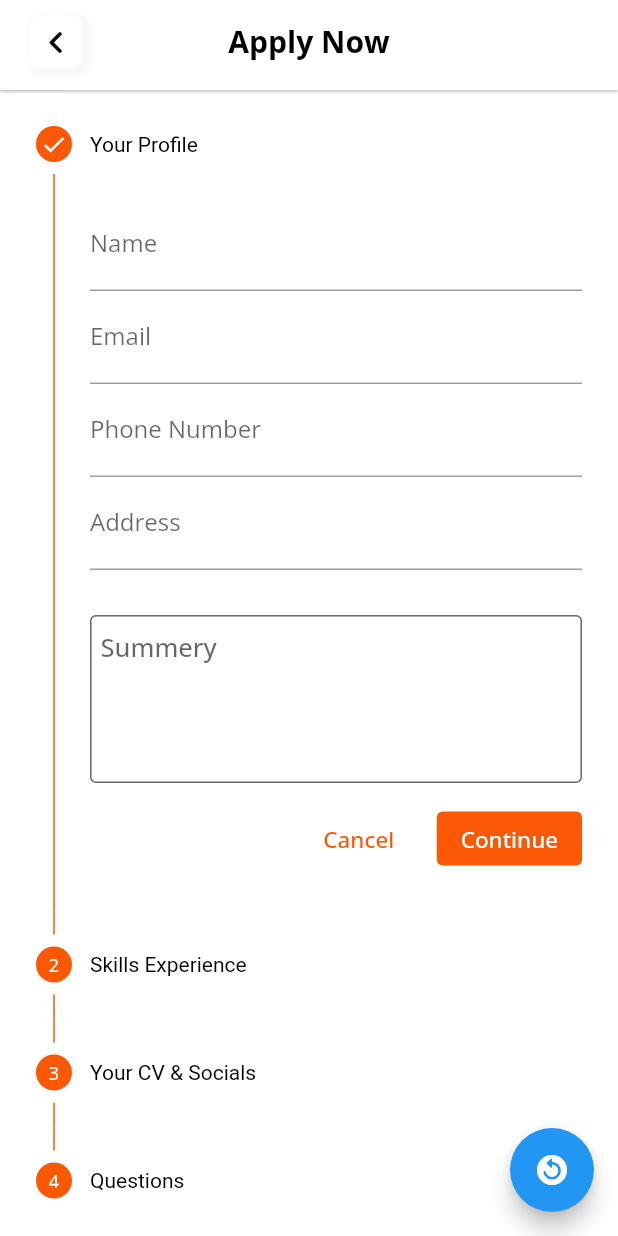
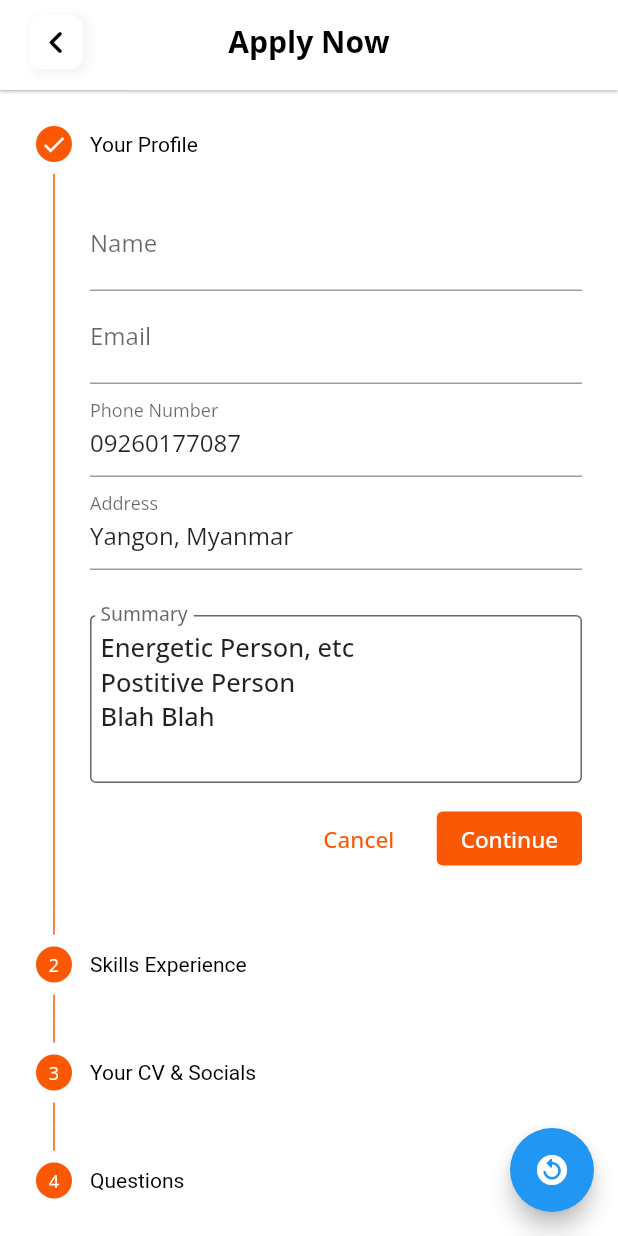
Before and after one commit to thetooaung07/job-portal, a Flutter app: the JobApplyPage screen opened by its route, after a tap on "Cancel", on a phone screen of 412 x 824 dp. Run offline on Flutter 3.47's test engine with Material 2 defaults, Android fonts, the phone set to English and light mode, and no system bars; our stand-ins replace cloud_firestore, file_picker, firebase_auth, firebase_core, firebase_storage, flutter_svg and 3 more; accounts and stored records are empty; statements that could not run were skipped.

Commit message:
Add Applicant data to firestore

```diff
--- a/lib/TODO.txt
+++ b/lib/TODO.txt
@@ -102,3 +102,5 @@ mainpage bottom nav bar controller error on user info update
  - to change summery input field
  - to continue CV and socials
  - to think about models for applicants
+ - to add controller for job applicants
+ -
--- a/lib/controller/application_page_controller.dart
+++ b/lib/controller/application_page_controller.dart
@@ -2,10 +2,15 @@ import 'dart:io';
 
 import 'package:file_picker/file_picker.dart';
 import 'package:flutter/material.dart';
+import 'package:fluttertoast/fluttertoast.dart';
 import 'package:get/get.dart';
 import 'package:image_picker/image_picker.dart';
+import 'package:job_portal/controller/user_account_controller.dart';
 import 'package:job_portal/global.dart';
+import 'package:job_portal/model/applicant_model.dart';
+import 'package:job_portal/model/user_account.dart';
 import 'package:job_portal/routes/routes.dart';
+import 'package:job_portal/services/database.dart';
 import 'package:job_portal/services/storage.dart';
 
 const List DropdownList = <String>[
@@ -30,8 +35,8 @@ class ApplicationsPageController extends GetxController {
     currentStep = step;
   }
 
-  continued() {
-    currentStep < 3 ? currentStep += 1 : Get.back();
+  continued() async {
+    currentStep < 3 ? currentStep += 1 : await applyJob();
   }
 
   cancel() {
@@ -58,27 +63,100 @@ class ApplicationsPageController extends GetxController {
 
   RxBool isUploading = false.obs;
   RxString fileName = "".obs;
-  Future<XFile?> pickCV() async {
+  RxString getFileLink = "".obs;
+  Rx<XFile?> getFile = XFile("").obs;
+
+  void pickCV() async {
     if (isUploading.value) return null;
     FilePickerResult? result = await FilePicker.platform.pickFiles();
     if (result != null) {
       XFile _file = XFile(result.files.single.path!);
       fileName.value = _file.name;
       isUploading.value = false;
-      return _file;
+      getFile.value = _file;
     } else {
       isUploading.value = false;
-      return null;
+      getFile.value = null;
     }
   }
 
-  uploadCV() async {
-    XFile? file = await pickCV();
+  Future<String?> uploadCV() async {
+    XFile? file = getFile.value;
     if (file != null) {
-      // String fileLink =
-      //     await storageService.uploadToFirebaseStorage(file, 'cv-form/test');
-    }
+      String fileLink = await storageService.uploadToFirebaseStorage(
+          file, 'cv-form/${file.name}');
+      getFileLink.value = fileLink;
+      return fileLink;
+    } else
+      return null;
   }
+
+  TextEditingController nameC = new TextEditingController();
+  TextEditingController emailC = new TextEditingController();
+  TextEditingController phoneNumberC = new TextEditingController();
+  TextEditingController addressC = new TextEditingController();
+  TextEditingController summaryC = new TextEditingController();
+  TextEditingController techStackC = new TextEditingController();
+  TextEditingController workExpC = new TextEditingController();
+  TextEditingController slFacebookC = new TextEditingController();
+  TextEditingController slLinkedinC = new TextEditingController();
+  TextEditingController slGithubC = new TextEditingController();
+  TextEditingController slotherC = new TextEditingController();
+  TextEditingController questionC = new TextEditingController();
+  TextEditingController suggestionC = new TextEditingController();
+  RxString jobPostId = "".obs;
+
+  @override
+  void onInit() {
+    super.onInit();
+    UserAccount user = Get.find<UserAccountController>().user;
+    nameC.text = user.username!;
+    emailC.text = user.email!;
+    phoneNumberC.text = "09260177087";
+    addressC.text = "Yangon, Myanmar";
+    summaryC.text = "Energetic Person, etc\nPostitive Person\nBlah Blah";
+    techStackC.text = "React, Nodejs, Flutter, Dart";
+    workExpC.text = "Min 2 Years of experience @ CodeLab";
+    suggestionC.text = "Suggestions";
+    questionC.text = "No Question";
+  }
+
+  printController() {
+    print("Controller => ${getFileLink.value}");
+  }
+
+  applyJob() async {
+    ApplicantModel data = ApplicantModel(
+      jobPostId: jobPostId.value,
+      applicantId: firebaseAuth.currentUser!.uid,
+      applicantName: nameC.text,
+      email: emailC.text,
+      phoneNumber: phoneNumberC.text,
+      address: addressC.text,
+      summary: summaryC.text,
+      cvForm: await uploadCV(),
+      techStacks: techStackC.text,
+      workExp: workExpC.text,
+      socialLinks: [
+        slFacebookC.text,
+        slLinkedinC.text,
+        slGithubC.text,
+        slotherC.text
+      ],
+      suggestion: suggestionC.text,
+      question: questionC.text,
+    );
+    print("ApplyJob => ");
+    print(data.toString());
+    await FirestoreHelper()
+        .create(collectionPath: "applicants", data: data.toJson());
+
+    Fluttertoast.showToast(msg: "Success", backgroundColor: Colors.green);
+    Get.back();
+  }
+
+  /// Get Applicant Data from firestore
+  RxList<ApplicantModel> _data = <ApplicantModel>[].obs;
 
   RxList expansionOpen = [].obs;
 }
--- a/lib/controller/auth_page_controller.dart
+++ b/lib/controller/auth_page_controller.dart
@@ -41,7 +41,6 @@ class AuthController extends GetxController {
   }
 
   /// UI
-
   final TextEditingController usernameController = TextEditingController();
   final TextEditingController passController = TextEditingController();
   final TextEditingController emailController = TextEditingController();
--- /dev/null
+++ b/lib/controller/my_application_controller.dart
@@ -0,0 +1,6 @@
+import 'package:get/get.dart';
+import 'package:job_portal/model/applicant_model.dart';
+
+class MyApplicationController extends GetxController {
+  RxList<ApplicantModel> _data = <ApplicantModel>[].obs;
+}
--- /dev/null
+++ b/lib/model/applicant_model.dart
@@ -0,0 +1,70 @@
+import 'package:cloud_firestore/cloud_firestore.dart';
+
+class ApplicantModel {
+  String? applicantId;
+  String? applicantName;
+  String? email;
+  String? phoneNumber;
+  String? address;
+  String? summary;
+  String? cvForm;
+  String? techStacks;
+  String? workExp;
+  List<String>? socialLinks;
+  String? suggestion;
+  String? question;
+  String? jobPostId;
+
+  ApplicantModel({
+    this.applicantId,
+    this.applicantName,
+    this.email,
+    this.phoneNumber,
+    this.cvForm,
+    this.address,
+    this.summary,
+    this.techStacks,
+    this.workExp,
+    this.socialLinks,
+    this.suggestion,
+    this.question,
+    this.jobPostId,
+  });
+
+  // ApplicantModel.fromDocumentSnapshot(DocumentSnapshot doc) {
+  //   applicantId = doc.id;
+  //   applicantName = doc["applicantName"];
+  //   email = doc["email"];
+  //   phoneNumber = doc["phoneNumber"];
+  //   cvForm = doc["cvForm"];
+  //   address = doc["address"];
+  //   summary = doc["summary"];
+  //   techStacks = doc["techStacks"];
+  //   workExp = doc["workExp"];
+  //   socialLinks = doc["socialLinks"];
+  //   suggestion = doc["suggestion"];
+  //   question = doc["question"];
+  // }
+
+  Map<String, dynamic> toJson() => {
+        "jobPostId": jobPostId,
+        "applicantId": applicantId,
+        "applicantName": applicantName,
+        "email": email,
+        "phoneNumber": phoneNumber,
+        "cvForm": cvForm,
+        "address": address,
+        "summary": summary,
+        "techStacks": techStacks,
+        "workExp": workExp,
+        "socialLinks": socialLinks,
+        "suggestion": suggestion,
+        "question": question,
+      };
+
+  @override
+  String toString() {
+    // TODO: implement toString
+    return "${applicantId} ${applicantName} ${email} ${phoneNumber} ${cvForm} ";
+  }
+}
--- a/lib/view/applications_page.dart
+++ b/lib/view/applications_page.dart
@@ -4,7 +4,6 @@ import 'package:get/get.dart';
 import 'package:job_portal/constants.dart';
 import 'package:job_portal/controller/bottom_nav_bar_controller.dart';
 import 'package:job_portal/main.dart';
-import 'package:job_portal/routes/routes.dart';
 import 'package:job_portal/widgets/my_app_bar.dart';
 
 class ApplicationsPage extends StatelessWidget {
@@ -117,7 +116,7 @@ class ApplicationCard extends StatelessWidget {
                     width: 20,
                   ),
                   SizedBox(
-                    height: 60,
+                    height: 65,
                     child: Column(
                       mainAxisAlignment: MainAxisAlignment.center,
                       crossAxisAlignment: CrossAxisAlignment.start,
@@ -144,7 +143,7 @@ class ApplicationCard extends StatelessWidget {
             mainAxisAlignment: MainAxisAlignment.spaceBetween,
             children: [
               Container(
-                padding: EdgeInsets.symmetric(horizontal: 20, vertical: 7),
+                padding: EdgeInsets.symmetric(horizontal: 20, vertical: 5),
                 decoration: BoxDecoration(
                     borderRadius: BorderRadius.circular(10),
                     color: Colors.black),
--- a/lib/view/job_apply_page.dart
+++ b/lib/view/job_apply_page.dart
@@ -12,7 +12,7 @@ class JobApplyPage extends StatelessWidget {
   @override
   Widget build(BuildContext context) {
     ApplicationsPageController controller =
-        Get.put(ApplicationsPageController());
+        Get.find<ApplicationsPageController>();
     return Scaffold(
       floatingActionButton: FloatingActionButton(
         onPressed: controller.changeStepperType,
@@ -110,15 +110,19 @@ class JobApplyPage extends StatelessWidget {
           crossAxisAlignment: CrossAxisAlignment.start,
           children: [
             TextFormField(
+              controller: controller.nameC,
               decoration: InputDecoration(labelText: 'Name'),
             ),
             TextFormField(
+              controller: controller.emailC,
               decoration: InputDecoration(labelText: 'Email'),
             ),
             TextFormField(
+              controller: controller.phoneNumberC,
               decoration: InputDecoration(labelText: 'Phone Number'),
             ),
             TextFormField(
+              controller: controller.addressC,
               decoration: InputDecoration(labelText: 'Address'),
             ),
             SizedBox(
@@ -129,7 +133,8 @@ class JobApplyPage extends StatelessWidget {
             //   style: TextStyle(fontSize: 15),
             // ),
             TFField(
-              labelText: "Summery",
+              labelText: "Summary",
+              controller: controller.summaryC,
             ),
           ],
         ),
@@ -149,9 +154,11 @@ class JobApplyPage extends StatelessWidget {
           crossAxisAlignment: CrossAxisAlignment.start,
           children: [
             TextFormField(
+              controller: controller.techStackC,
               decoration: InputDecoration(labelText: 'Tech Stacks You Use'),
             ),
             TextFormField(
+              controller: controller.workExpC,
               decoration: InputDecoration(labelText: 'Work Experience'),
             ),
             SizedBox(
@@ -171,14 +178,10 @@ class JobApplyPage extends StatelessWidget {
                     ? "Your CV & Socials"
                     : null,
                 style: TextStyle(color: Colors.black))),
-        content: Container(
-          height: controller.stepperType.value == StepperType.horizontal
-              ? Get.height
-              : null,
-          child: Column(
+        content: Column(
           children: [
             Container(
-                margin: EdgeInsets.symmetric(vertical: 20),
+              margin: EdgeInsets.symmetric(vertical: 15),
               height: 40,
               child: Row(
                 children: [
@@ -245,8 +248,11 @@ class JobApplyPage extends StatelessWidget {
                 ],
               ),
             ),
-              ExpansionTile(
-                initiallyExpanded: false,
+            Container(
+              height:
+                  controller.stepperType == StepperType.horizontal ? 300 : null,
+              child: ExpansionTile(
+                initiallyExpanded: true,
                 title: Row(
                   children: [
                     Text("Provide Socials Links"),
@@ -254,28 +260,32 @@ class JobApplyPage extends StatelessWidget {
                 ),
                 children: [
                   SocialLinkTField(
+                    controller: controller.slFacebookC,
                     icon: Icon(Icons.facebook_rounded),
                     hintText: "Provide Link for facebook",
                   ),
                   SocialLinkTField(
+                    controller: controller.slGithubC,
                     icon: Icon(Icons.text_snippet_rounded),
                     hintText: "Provide Link for Github",
                   ),
                   SocialLinkTField(
+                    controller: controller.slLinkedinC,
                     icon: Icon(Icons.linked_camera),
                     hintText: "Provide Link for Linkedin",
                   ),
                   SocialLinkTField(
+                    controller: controller.slotherC,
                     icon: Icon(Icons.other_houses_outlined),
                     hintText: "Link for other Resources",
                   ),
                 ],
               ),
+            ),
             SizedBox(
               height: 10,
             ),
           ],
-          ),
         ),
         isActive: controller.currentStep >= 0,
         state: controller.currentStep >= 2
@@ -295,12 +305,16 @@ class JobApplyPage extends StatelessWidget {
               "Any Questions you want to ask us?",
               style: TextStyle(fontSize: 15),
             ),
-            TFField(),
+            TFField(
+              controller: controller.questionC,
+            ),
             Text(
               "Any Suggestions you want to give us?",
               style: TextStyle(fontSize: 15),
             ),
-            TFField(),
+            TFField(
+              controller: controller.suggestionC,
+            ),
           ],
         ),
         isActive: controller.currentStep >= 0,
@@ -315,7 +329,9 @@ class JobApplyPage extends StatelessWidget {
 class SocialLinkTField extends StatelessWidget {
   final Icon? icon;
   final String? hintText;
-  const SocialLinkTField({Key? key, this.icon, this.hintText})
+  final TextEditingController controller;
+  const SocialLinkTField(
+      {Key? key, this.icon, this.hintText, required this.controller})
       : super(key: key);
 
   @override
@@ -343,6 +359,7 @@ class SocialLinkTField extends StatelessWidget {
             child: Padding(
               padding: EdgeInsets.symmetric(horizontal: 10),
               child: TextField(
+                controller: controller,
                 decoration: InputDecoration(
                     contentPadding: EdgeInsets.only(bottom: 11),
                     hintText: hintText ?? "Provide Your Link for Facebook",
@@ -359,9 +376,11 @@ class SocialLinkTField extends StatelessWidget {
 class TFField extends StatelessWidget {
   final String? labelText;
   final String? hintText;
+  final TextEditingController controller;
   const TFField({
     this.labelText,
     this.hintText,
+    required this.controller,
     Key? key,
   }) : super(key: key);
 
@@ -371,6 +390,7 @@ class TFField extends StatelessWidget {
       padding: EdgeInsets.symmetric(horizontal: 0, vertical: 10),
       height: 30 * 4.5,
       child: TextField(
+        controller: controller,
         style: TextStyle(
           fontSize: 17,
           color: Colors.black87,
--- a/lib/view/job_details_page/job_details_page.dart
+++ b/lib/view/job_details_page/job_details_page.dart
@@ -1,6 +1,7 @@
 import 'package:flutter/material.dart';
 import 'package:get/get.dart';
 import 'package:job_portal/constants.dart';
+import 'package:job_portal/controller/application_page_controller.dart';
 import 'package:job_portal/controller/job_posts_controller.dart';
 import 'package:job_portal/controller/saved_jobs_page_controller.dart';
 import 'package:job_portal/global.dart';
@@ -165,8 +166,8 @@ class ApplyNowBtn extends StatelessWidget {
             if (data.postUserId == firebaseAuth.currentUser!.uid) {
               return null;
             }
-
             Get.toNamed(RouteNames.jobApply);
+            Get.put(ApplicationsPageController()).jobPostId.value = data.id;
           },
           child: data.postUserId == firebaseAuth.currentUser!.uid
               ? Container(
```
Lines whose indentation alone changed are shown as unchanged.
